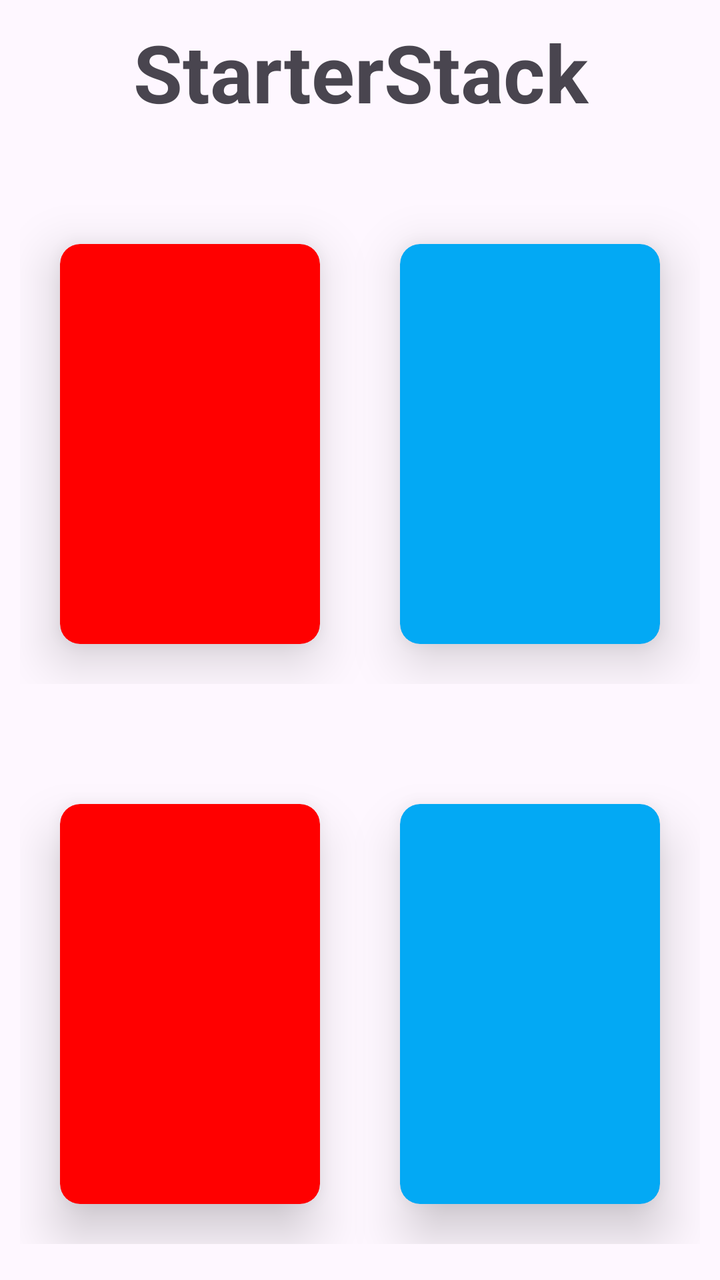
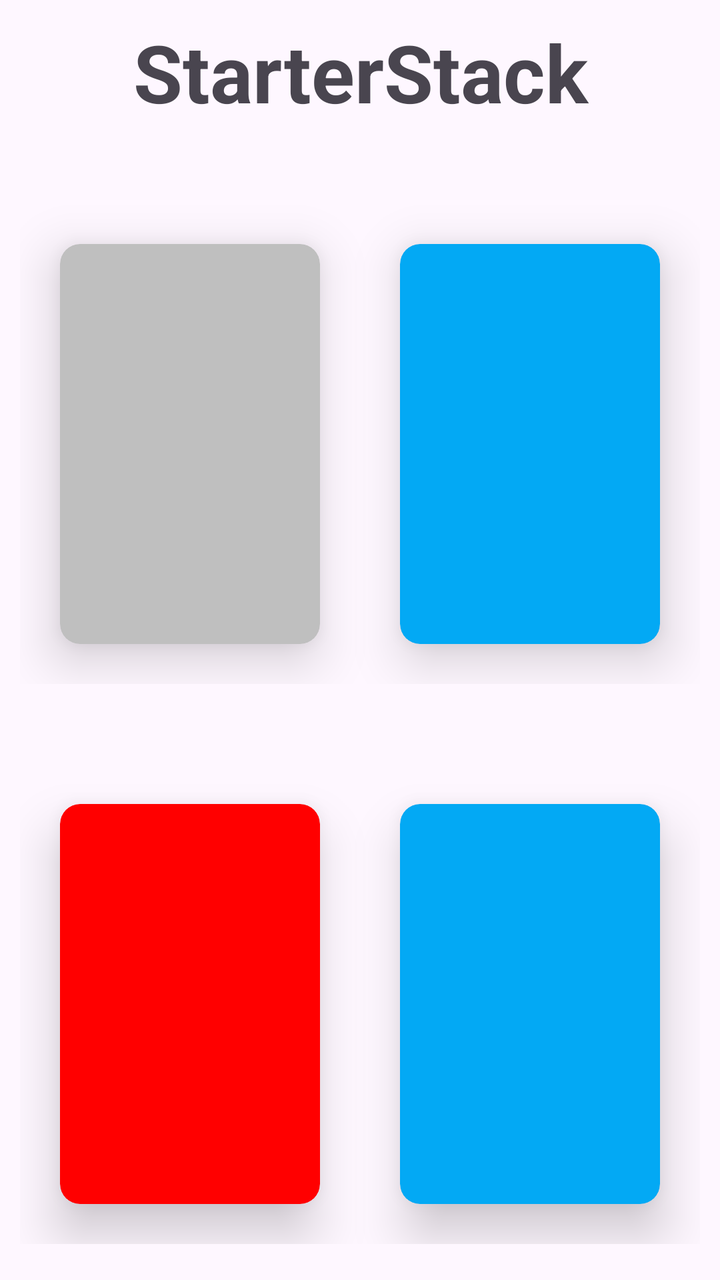

Compare the two renders of this Android layout. The source of the first and the diff that turns it into the second are given below.
<!-- AndroidManifest.xml: application theme Theme.StarterStack -->
<!-- res/layout/activity_main.xml -->
<?xml version="1.0" encoding="utf-8"?>
<LinearLayout xmlns:android="http://schemas.android.com/apk/res/android"
    xmlns:app="http://schemas.android.com/apk/res-auto"
    xmlns:tools="http://schemas.android.com/tools"
    android:id="@+id/main"
    android:layout_width="match_parent"
    android:layout_height="match_parent"
    android:orientation="vertical"
    tools:context=".MainActivity">

    <ScrollView
        android:id="@+id/scroll"
        android:layout_width="match_parent"
        android:layout_height="match_parent"
        android:scrollbarStyle="insideOverlay">

        <LinearLayout
            android:layout_width="match_parent"
            android:layout_height="wrap_content"
            android:orientation="vertical">

            <TextView
                android:id="@+id/txtHeading"
                android:layout_width="match_parent"
                android:layout_height="72dp"
                android:gravity="center"
                android:text="StarterStack"
                android:textSize="40sp"
                android:textStyle="bold" />

            <LinearLayout
                android:layout_width="match_parent"
                android:layout_height="match_parent"
                android:layout_marginTop="20dp"
                android:baselineAligned="false"
                android:orientation="horizontal"
                android:padding="10dp">

                <androidx.cardview.widget.CardView
                    android:id="@+id/cardCounterApp"
                    android:layout_width="0dp"
                    android:layout_height="200dp"
                    android:layout_margin="20dp"
                    android:layout_weight="1"
                    android:background="#ff0000"
                    android:backgroundTint="#ff0000"
                    android:clickable="true"
                    android:visibility="visible"
                    app:cardCornerRadius="10dp"
                    app:cardElevation="15dp" />

                <androidx.cardview.widget.CardView
                    android:id="@+id/cardSimpleCalculator"
                    android:layout_width="0dp"
                    android:layout_height="match_parent"
                    android:layout_margin="20dp"
                    android:layout_weight="1"
                    android:backgroundTint="#03A9F4"
                    app:cardCornerRadius="10dp"
                    app:cardElevation="15dp" />
            </LinearLayout>

            <LinearLayout
                android:layout_width="match_parent"
                android:layout_height="match_parent"
                android:layout_marginTop="20dp"
                android:baselineAligned="false"
                android:orientation="horizontal"
                android:padding="10dp">

                <androidx.cardview.widget.CardView
                    android:id="@+id/cardTicTacToe"
                    android:layout_width="0dp"
                    android:layout_height="200dp"
                    android:layout_margin="20dp"
                    android:layout_weight="1"
                    android:background="#ff0000"
                    android:backgroundTint="#ff0000"
                    android:clickable="true"
                    android:visibility="visible"
                    app:cardCornerRadius="10dp"
                    app:cardElevation="15dp" />

                <androidx.cardview.widget.CardView
                    android:id="@+id/cardClock"
                    android:layout_width="0dp"
                    android:layout_height="match_parent"
                    android:layout_margin="20dp"
                    android:layout_weight="1"
                    android:backgroundTint="#03A9F4"
                    app:cardCornerRadius="10dp"
                    app:cardElevation="15dp" />
            </LinearLayout>
        </LinearLayout>

    </ScrollView>
</LinearLayout>
<!-- resources referenced by this layout -->
<resources>
  <style name="Theme.StarterStack" parent="Base.Theme.StarterStack" />
  <style name="Base.Theme.StarterStack" parent="Theme.Material3.DayNight.NoActionBar">
          
          
      </style>
</resources>

<!-- the commit's change to res/layout/activity_main.xml (unified diff, before → after) -->
@@ -3,8 +3,8 @@
     xmlns:app="http://schemas.android.com/apk/res-auto"
     xmlns:tools="http://schemas.android.com/tools"
     android:id="@+id/main"
-    android:layout_width="match_parent"
-    android:layout_height="match_parent"
+    android:layout_width="wrap_content"
+    android:layout_height="wrap_content"
     android:orientation="vertical"
     tools:context=".MainActivity">
 
@@ -42,12 +42,19 @@
                     android:layout_height="200dp"
                     android:layout_margin="20dp"
                     android:layout_weight="1"
-                    android:background="#ff0000"
-                    android:backgroundTint="#ff0000"
+                    android:background="#bfbfbf"
+                    android:backgroundTint="#bfbfbf"
                     android:clickable="true"
                     android:visibility="visible"
                     app:cardCornerRadius="10dp"
-                    app:cardElevation="15dp" />
+                    app:cardElevation="15dp">
+
+                    <ImageView
+                        android:id="@+id/imageView2"
+                        android:layout_width="wrap_content"
+                        android:layout_height="wrap_content"
+                        app:srcCompat="@drawable/img_counter_icon" />
+                </androidx.cardview.widget.CardView>
 
                 <androidx.cardview.widget.CardView
                     android:id="@+id/cardSimpleCalculator"
<!-- resource entries referenced after the edit -->
@@ -1,5 +1,6 @@
 <!-- resources referenced by this layout -->
 <resources>
+  <!-- drawable img_counter_icon: webp bitmap (mipmap-hdpi, 4884 bytes) -->
   <style name="Theme.StarterStack" parent="Base.Theme.StarterStack" />
   <style name="Base.Theme.StarterStack" parent="Theme.Material3.DayNight.NoActionBar">
           
